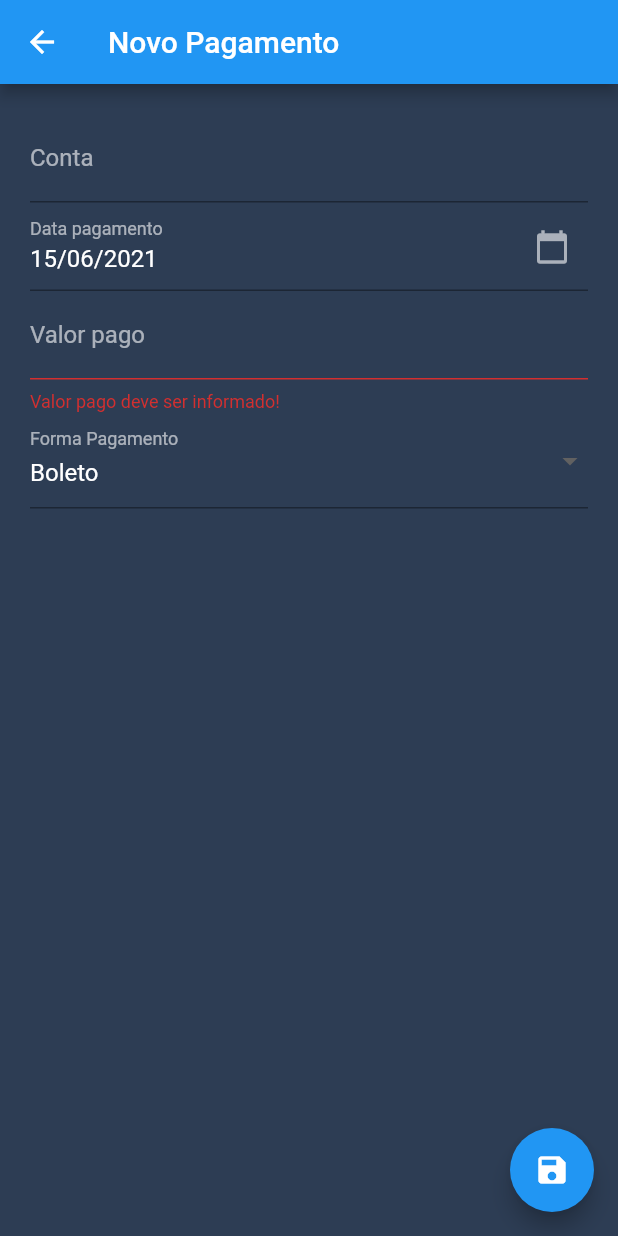
After one commit to leandrorwgit/pilates-app, a Flutter app: the ContasPagarPagamentoFormView screen opened directly, after a tap on the "save" icon, on a phone screen of 412 x 824 dp. The commit adds this screen. Run offline on Flutter 3.47's test engine with Material 2 defaults, Android fonts, the phone set to English and light mode, and no system bars; our stand-ins replace datetime_picker_formfield, dio, flutter_multi_formatter, flutter_typeahead, rx_notifier, shared_preferences; missing offline and left inert: flutter_week_view, material_color_scheme; accounts and stored records are empty.

Commit message:
Novas funcionalidades nos pagamentos CP.

```diff
--- a/lib/contaspagar/contaspagar_form_controller.dart
+++ b/lib/contaspagar/contaspagar_form_controller.dart
@@ -1,6 +1,5 @@
 import 'package:app_pilates/utils/formatos.dart';
 import 'package:flutter/material.dart';
-import 'package:intl/intl.dart';
 import 'package:rx_notifier/rx_notifier.dart';
 
 import '../models/contaspagar.dart';
--- /dev/null
+++ b/lib/contaspagarpagamento/contaspagarpagamento_form_controller.dart
@@ -0,0 +1,71 @@
+import '../contaspagar/contaspagar_repository.dart';
+import '../models/contaspagar.dart';
+import '../models/contaspagarpagamento.dart';
+import 'package:rx_notifier/rx_notifier.dart';
+import 'package:flutter/material.dart';
+
+import '../utils/formatos.dart';
+import 'contaspagarpagamento_repository.dart';
+
+class ContasPagarPagamentoFormController {
+  final _repository = ContasPagarPagamentoRepository();
+  final _repositoryContasPagar = ContasPagarRepository();
+  var contasPagarPagamento = ContasPagarPagamento();
+  var contasPagarSelecionada = ContasPagar();
+  int? idContasPagarPagamento;
+  final contasPagarController = TextEditingController(text: '');
+  final dataPagamentoController = TextEditingController(text: '');
+  final valorPagoController = TextEditingController(text: '');
+  final formaPagamentoItens = ['Boleto', 'Pix', 'Dinheiro', 'Depósito', 'DOC'];
+  String formaPagamento = 'Boleto';
+  var carregando = RxNotifier<bool>(false);
+
+  void carregar(ContasPagarPagamento? contasPagarPagamento) {
+    if (contasPagarPagamento != null) {
+      this.contasPagarPagamento = contasPagarPagamento;
+      this.contasPagarSelecionada = contasPagarPagamento.contasPagar!;
+      idContasPagarPagamento = contasPagarPagamento.id;
+      contasPagarController.text = contasPagarPagamento.contasPagar?.descricao ?? '';
+      dataPagamentoController.text = Formatos.data
+          .format(contasPagarPagamento.dataPagamento != null ? contasPagarPagamento.dataPagamento! : DateTime.now());
+      valorPagoController.text = contasPagarPagamento.valorPago != null ? Formatos.moedaReal.format(contasPagarPagamento.valorPago) : '';
+      formaPagamento = contasPagarPagamento.formaPagamento ?? 'Boleto';
+    } else {
+      dataPagamentoController.text = Formatos.data.format(DateTime.now());
+    }
+  }
+
+  Future<ContasPagarPagamento> persistir() async {
+    try {
+      carregando.value = true;
+      contasPagarPagamento.contasPagar = contasPagarSelecionada;
+      contasPagarPagamento.dataPagamento = Formatos.data.parse(dataPagamentoController.text);
+      contasPagarPagamento.valorPago = double.tryParse(valorPagoController.text.replaceAll('R\$', '').replaceAll('.', '').replaceAll(',', '.')) ?? 0;
+      contasPagarPagamento.formaPagamento = formaPagamento;
+      ContasPagarPagamento contasPagarPagamentoRetorno;
+      if (idContasPagarPagamento == null) {
+        contasPagarPagamentoRetorno = await _repository.inserir(contasPagarPagamento);
+      } else {
+        contasPagarPagamento.id = idContasPagarPagamento;
+        contasPagarPagamentoRetorno = await _repository.atualizar(contasPagarPagamento);
+      }
+      return contasPagarPagamentoRetorno;
+    } finally {
+      carregando.value = false;
+    }
+  }
+
+  Future<List<ContasPagar>> listarContasPagar(String descricao) async {
+    return _repositoryContasPagar.listar(descricao, true);
+  }
+
+  Future<ContasPagarPagamento> buscarPorId(int idContasPagarPagamento) async {
+    return _repository.buscar(idContasPagarPagamento);
+  }
+
+  void dispose() {
+    contasPagarController.dispose();
+    dataPagamentoController.dispose();
+    valorPagoController.dispose();
+  }
+}
--- /dev/null
+++ b/lib/contaspagarpagamento/contaspagarpagamento_form_view.dart
@@ -0,0 +1,216 @@
+import 'package:flutter_multi_formatter/formatters/money_input_enums.dart';
+import 'package:flutter_multi_formatter/formatters/money_input_formatter.dart';
+
+import '../models/contaspagar.dart';
+
+import '../models/contaspagarpagamento.dart';
+import '../utils/validacoes.dart';
+import 'package:flutter_typeahead/flutter_typeahead.dart';
+import 'package:rx_notifier/rx_notifier.dart';
+
+import '../utils/formatos.dart';
+import '../models/evolucao.dart';
+
+import '../utils/estilos.dart';
+
+import '../utils/app_colors.dart';
+import 'package:flutter/material.dart';
+
+import 'contaspagarpagamento_form_controller.dart';
+
+class ContasPagarPagamentoFormView extends StatefulWidget {
+  final ContasPagarPagamento? contasPagarPagamento;
+
+  ContasPagarPagamentoFormView({this.contasPagarPagamento});
+
+  @override
+  _ContasPagarPagamentoFormViewState createState() => _ContasPagarPagamentoFormViewState();
+}
+
+class _ContasPagarPagamentoFormViewState extends State<ContasPagarPagamentoFormView> {
+  late final ContasPagarPagamentoFormController controller;
+
+  @override
+  void initState() {
+    super.initState();
+    controller = ContasPagarPagamentoFormController();
+    controller.carregar(widget.contasPagarPagamento);
+  }
+
+  @override
+  Widget build(BuildContext context) {
+    final _formKey = GlobalKey<FormState>();
+
+    return Scaffold(
+        appBar: AppBar(
+          title: Text(
+              widget.contasPagarPagamento != null && widget.contasPagarPagamento!.id != null ? 'Alterar Pagamento' : 'Novo Pagamento'),
+        ),
+        body: Stack(children: [
+          Form(
+            key: _formKey,
+            child: Padding(
+              padding: const EdgeInsets.all(20),
+              child: SingleChildScrollView(
+                child: Column(
+                  children: [
+                    TypeAheadFormField<ContasPagar>(
+                      textFieldConfiguration: TextFieldConfiguration(
+                        style: TextStyle(color: AppColors.texto),
+                        decoration: Estilos.getDecoration('Conta'),
+                        controller: controller.contasPagarController,
+                      ),
+                      suggestionsCallback: (pattern) async {
+                        return await controller.listarContasPagar(pattern + "%");
+                      },
+                      itemBuilder: (context, ContasPagar suggestion) {
+                        return ListTile(
+                          title: Text(suggestion.descricao!,
+                              style: TextStyle(color: AppColors.texto)),
+                        );
+                      },
+                      noItemsFoundBuilder: (_) {
+                        return Padding(
+                          padding: const EdgeInsets.symmetric(vertical: 8.0),
+                          child: Text(
+                            'Nenhum aluno encontrado!',
+                            textAlign: TextAlign.center,
+                            style: TextStyle(color: AppColors.label),
+                          ),
+                        );
+                      },
+                      onSuggestionSelected: (ContasPagar suggestion) {
+                        controller.contasPagarSelecionada = suggestion;
+                        controller.contasPagarController.text = suggestion.descricao!;
+                      },
+                      validator: (String? value) {
+                        return Validacoes.validarCampoObrigatorio(
+                            value, 'Conta deve ser informada!');
+                      },
+                    ),
+                    TextFormField(
+                      readOnly: true,
+                      controller: controller.dataPagamentoController,
+                      onTap: () {
+                        _selecionarData(context);
+                      },
+                      style: TextStyle(color: AppColors.texto),
+                      keyboardType: TextInputType.text,
+                      decoration: Estilos.getDecoration(
+                        'Data pagamento',
+                        suffixIcon: Icon(Icons.calendar_today, color: AppColors.label),
+                      ),
+                    ),
+                    TextFormField(
+                      controller: controller.valorPagoController,
+                      style: TextStyle(color: AppColors.texto),
+                      keyboardType: TextInputType.number,
+                      decoration: Estilos.getDecoration('Valor pago'),
+                      inputFormatters: [
+                        MoneyInputFormatter(
+                          thousandSeparator: ThousandSeparator.Period,
+                          leadingSymbol: 'R\$',
+                          useSymbolPadding: true,
+                        )
+                      ],
+                      validator: (String? value) {
+                        return Validacoes.validarCampoObrigatorio(
+                            value, 'Valor pago deve ser informado!');
+                      },
+                    ),
+                    // Forma Pagamento
+                    DropdownButtonFormField<String>(
+                      value: controller.formaPagamento,
+                      items: getListaFormaPagamento(
+                          controller.formaPagamentoItens),
+                      onChanged: (String? value) {
+                        setState(() {
+                          controller.formaPagamento = value!;
+                        });
+                      },
+                      decoration: Estilos.getDecoration('Forma Pagamento'),
+                    ),
+                  ],
+                ),
+              ),
+            ),
+          ),
+          // Loading
+          Positioned(
+            child: RxBuilder(builder: (_) {
+              return controller.carregando.value
+                  ? Container(
+                      child: Center(
+                        child: CircularProgressIndicator(),
+                      ),
+                      color: Colors.white.withOpacity(0.1),
+                    )
+                  : Container();
+            }),
+          )
+        ]),
+        floatingActionButton: RxBuilder(builder: (_) {
+          return FloatingActionButton(
+            child: Icon(Icons.save),
+            onPressed: controller.carregando.value
+                ? null
+                : () async {
+                    if (_formKey.currentState!.validate()) {
+                      try {
+                        ContasPagarPagamento contasPagarPagamento = await controller.persistir();
+                        Navigator.pop(context, contasPagarPagamento);
+                      } catch (e) {
+                        ScaffoldMessenger.of(context).showSnackBar(
+                            SnackBar(content: Text(e.toString())));
+                      }
+                    }
+                  },
+          );
+        }));
+  }
+
+  Future<void> _selecionarData(BuildContext context) async {
+    final DateTime? picked = await showDatePicker(
+      context: context,
+      initialDate: DateTime.now(),
+      firstDate: DateTime(2015, 8),
+      lastDate: DateTime(2101),
+      builder: (context, child) {
+        return Theme(
+          data: ThemeData.dark().copyWith(
+            colorScheme: ColorScheme.dark(
+              primary: AppColors.texto,
+              onSurface: AppColors.label,
+            ),
+          ),
+          child: child!,
+        );
+      },
+    );
+    setState(() {
+      if (picked != null)
+        controller.dataPagamentoController.text = Formatos.data.format(picked);
+      else
+        controller.dataPagamentoController.text = '';
+    });
+  }
+
+List<DropdownMenuItem<String>> getListaFormaPagamento(List formas) {
+    List<DropdownMenuItem<String>> items = [];
+    for (String forma in formas) {
+      items.add(
+        DropdownMenuItem(
+          value: forma,
+          child: Text(forma, style: TextStyle(color: AppColors.texto)),
+        ),
+      );
+    }
+    return items;
+  }
+
+  @override
+  void dispose() {
+    super.dispose();
+    controller.dispose();
+  }
+}
--- /dev/null
+++ b/lib/contaspagarpagamento/contaspagarpagamento_repository.dart
@@ -0,0 +1,62 @@
+import '../models/pagamentos_retorno.dart';
+import '../models/contaspagarpagamento.dart';
+import '../utils/custom_dio.dart';
+
+class ContasPagarPagamentoRepository {
+
+  Future<ContasPagarPagamento> inserir(ContasPagarPagamento pagamento) async {
+    var dio = CustomDio.comAutenticacao().instancia;
+
+    var res = await dio.post('contaspagarpagamento', data: pagamento.toJson());
+    return ContasPagarPagamento.fromMap(res.data);
+  }
+
+  Future<ContasPagarPagamento> atualizar(ContasPagarPagamento pagamento) async {
+    var dio = CustomDio.comAutenticacao().instancia;
+    var res = await dio.put('contaspagarpagamento/'+pagamento.id.toString(), data: pagamento.toJson());
+
+    return ContasPagarPagamento.fromMap(res.data);
+  }
+
+  Future<bool> excluir(int id) async {
+    var dio = CustomDio.comAutenticacao().instancia;
+    var res = await dio.delete('contaspagarpagamento/'+id.toString());
+    return res.statusCode != null && res.statusCode == 204;
+  }
+
+  Future<ContasPagarPagamento> buscar(int id) async {
+    var dio = CustomDio.comAutenticacao().instancia;
+    var res = await dio.get('contaspagarpagamento/'+id.toString());
+    if (res.data != null) {
+      return ContasPagarPagamento.fromMap(res.data);
+    } else {
+      return ContasPagarPagamento();
+    }
+  }
+
+  Future<List<ContasPagarPagamento>> listar(int? idContasPagar, String? data) async {
+    var dio = CustomDio.comAutenticacao().instancia;
+    var params = Map<String, dynamic>();
+    if (idContasPagar != null)
+      params['idContasPagar'] = idContasPagar;
+    if (data != null)
+      params['data'] = data;
+
+    var res = await dio.get('contaspagarpagamento', queryParameters: params);
+    if (res.data != null) {
+      return res.data.map<ContasPagarPagamento>((c) => ContasPagarPagamento.fromMap(c)).toList() as List<ContasPagarPagamento>;
+    } else {
+      return [];
+    }
+  }
+
+  Future<List<PagamentosRetorno>> listarPagamentos(int ano, int mes) async {
+    var dio = CustomDio.comAutenticacao().instancia;
+    var res = await dio.get('contaspagarpagamento/pagamentos', queryParameters: {'ano': ano, 'mes': mes});
+    if (res.data != null) {
+      return res.data.map<PagamentosRetorno>((c) => PagamentosRetorno.fromJson(c)).toList() as List<PagamentosRetorno>;
+    } else {
+      return [];
+    }
+  }
+}
```
Also changed, not shown: lib/contaspagarpagamento/contaspagarpagamento_lista_controller.dart (added, +27 -0 lines), lib/contaspagarpagamento/contaspagarpagamento_lista_view.dart (added, +268 -0 lines), lib/main.dart (+8 -0 lines), lib/models/pagamentos_retorno.dart (added, +18 -0 lines).
